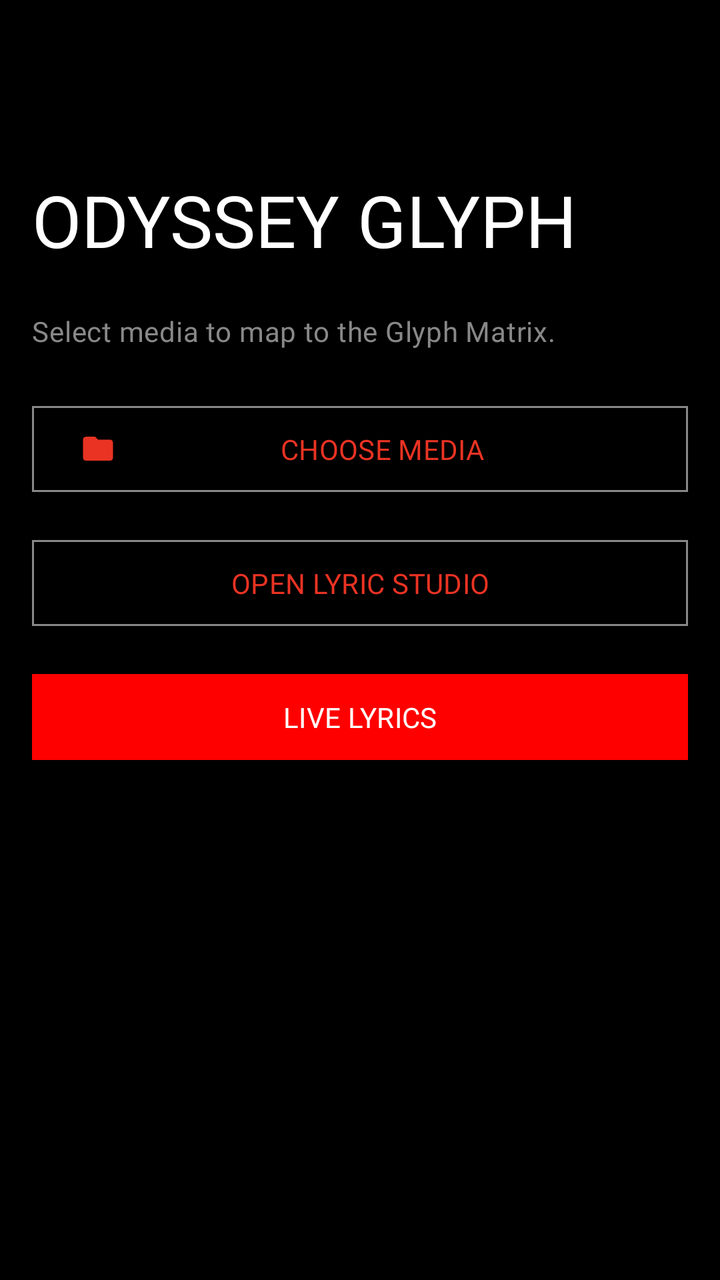
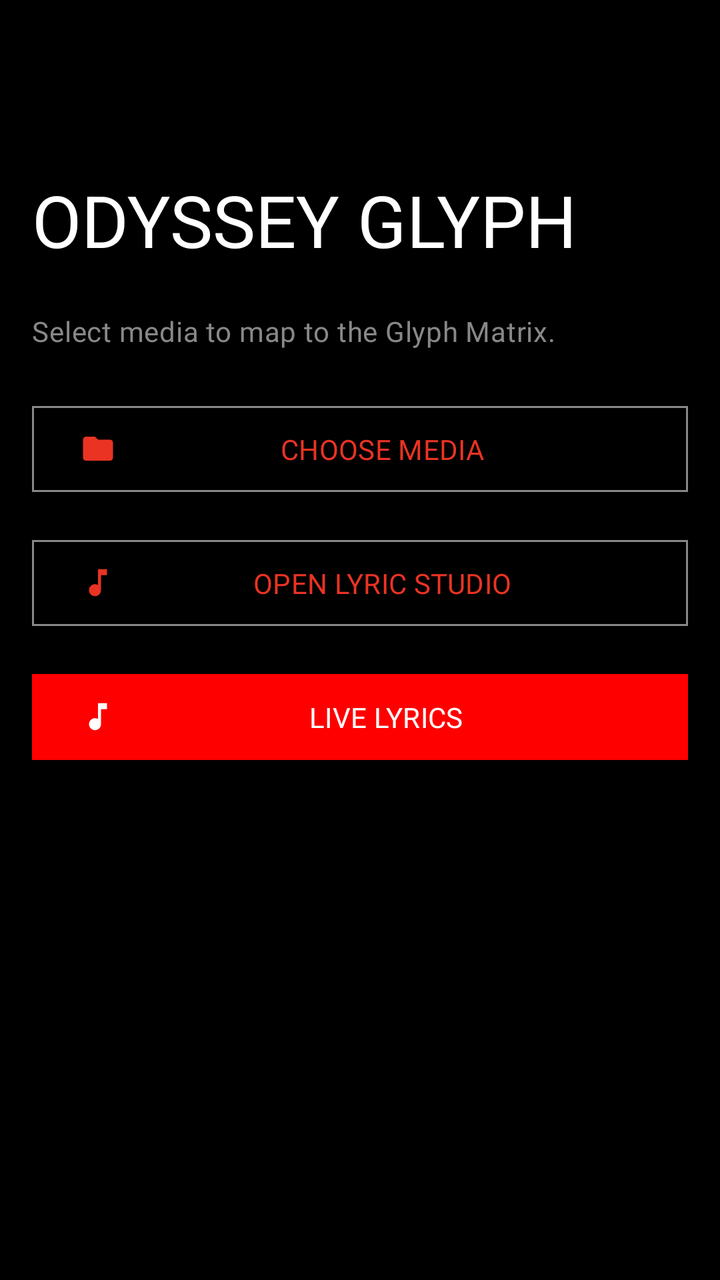

Compare the two renders of this Android layout. The source of the first and the diff that turns it into the second are given below.
<!-- AndroidManifest.xml: application theme Theme.OdysseyGlyph -->
<!-- res/layout/activity_main.xml -->
<?xml version="1.0" encoding="utf-8"?>
<androidx.coordinatorlayout.widget.CoordinatorLayout 
    xmlns:android="http://schemas.android.com/apk/res/android"
    xmlns:app="http://schemas.android.com/apk/res-auto"
    android:layout_width="match_parent"
    android:layout_height="match_parent"
    android:background="?android:attr/colorBackground"
    android:fitsSystemWindows="true">

    <com.google.android.material.appbar.AppBarLayout
        android:layout_width="match_parent"
        android:layout_height="140dp"
        android:background="?android:attr/colorBackground"
        android:fitsSystemWindows="true">

        <com.google.android.material.appbar.CollapsingToolbarLayout
            android:layout_width="match_parent"
            android:layout_height="match_parent"
            app:layout_scrollFlags="scroll|exitUntilCollapsed"
            app:collapsedTitleTextAppearance="@style/TextAppearance.Odyssey.CollapsedTitle"
            app:expandedTitleTextAppearance="@style/TextAppearance.Odyssey.ExpandedTitle"
            app:collapsedTitleTextColor="?attr/colorOnSurface"
            app:expandedTitleTextColor="?attr/colorOnSurface"
            app:title="ODYSSEY GLYPH">

            <com.google.android.material.appbar.MaterialToolbar
                android:id="@+id/toolbar"
                android:layout_width="match_parent"
                android:layout_height="?attr/actionBarSize"
                app:layout_collapseMode="pin" />
        </com.google.android.material.appbar.CollapsingToolbarLayout>
    </com.google.android.material.appbar.AppBarLayout>

    <ScrollView
        android:id="@+id/scrollView"
        android:layout_width="match_parent"
        android:layout_height="match_parent"
        app:layout_behavior="@string/appbar_scrolling_view_behavior"
        android:fillViewport="true">

        <LinearLayout
            android:layout_width="match_parent"
            android:layout_height="wrap_content"
            android:orientation="vertical"
            android:padding="@dimen/spacing_medium">

            
            <TextView
                android:layout_width="match_parent"
                android:layout_height="wrap_content"
                android:text="Select media to map to the Glyph Matrix."
                android:fontFamily="@font/jetbrains_mono"
                android:textAppearance="?attr/textAppearanceBodyMedium"
                android:textColor="?attr/colorOnSurfaceVariant"
                android:layout_marginBottom="@dimen/spacing_large" />

            <com.google.android.material.button.MaterialButton
                android:id="@+id/btnSelectVideo"
                style="@style/Widget.Material3.Button.OutlinedButton"
                android:layout_width="match_parent"
                android:layout_height="wrap_content"
                android:text="CHOOSE MEDIA"
                android:fontFamily="@font/jetbrains_mono"
                app:cornerRadius="0dp"
                android:paddingVertical="12dp"
                app:icon="@drawable/ic_folder"
                android:layout_marginBottom="@dimen/spacing_medium" />
                
            <com.google.android.material.button.MaterialButton
                android:id="@+id/btnLaunchLyricStudio"
                style="@style/Widget.Material3.Button.OutlinedButton"
                android:layout_width="match_parent"
                android:layout_height="wrap_content"
                android:text="OPEN LYRIC STUDIO"
                android:fontFamily="@font/jetbrains_mono"
                app:cornerRadius="0dp"
                android:paddingVertical="12dp"
                android:layout_marginBottom="@dimen/spacing_medium" />

            <com.google.android.material.button.MaterialButton
                android:id="@+id/btnLaunchLiveLyrics"
                android:layout_width="match_parent"
                android:layout_height="wrap_content"
                android:text="LIVE LYRICS"
                android:fontFamily="@font/ndot57"
                app:cornerRadius="0dp"
                android:paddingVertical="12dp"
                app:backgroundTint="#FF0000"
                android:textColor="#FFFFFF" />

            
            <LinearLayout
                android:id="@+id/settingsPanel"
                android:layout_width="match_parent"
                android:layout_height="wrap_content"
                android:orientation="vertical"
                android:visibility="gone"
                android:layout_marginTop="@dimen/spacing_large">

                
                <FrameLayout
                    android:id="@+id/videoCard"
                    android:layout_width="match_parent"
                    android:layout_height="@dimen/video_card_height"
                    android:background="@drawable/bg_preview_bezel"
                    android:layout_marginBottom="@dimen/spacing_small">

                    <FrameLayout
                        android:id="@+id/videoContainer"
                        android:layout_width="match_parent"
                        android:layout_height="match_parent"
                        android:layout_margin="1dp"
                        android:background="#000000">

                        <com.example.odysseyglyph.CenteredVideoView
                            android:id="@+id/videoView"
                            android:layout_width="match_parent"
                            android:layout_height="match_parent" />

                        <com.example.odysseyglyph.CenteredImageView
                            android:id="@+id/imageView"
                            android:layout_width="match_parent"
                            android:layout_height="match_parent"
                            android:visibility="gone" />

                        
                        <com.example.odysseyglyph.CropOverlayView
                            android:id="@+id/cropOverlay"
                            android:layout_width="match_parent"
                            android:layout_height="match_parent" />
                    </FrameLayout>
                </FrameLayout>

                <TextView
                    android:layout_width="match_parent"
                    android:layout_height="wrap_content"
                    android:text="PINCH TO ZOOM. DRAG TO PAN."
                    android:gravity="center"
                    android:fontFamily="@font/jetbrains_mono"
                    android:textAppearance="?attr/textAppearanceBodySmall"
                    android:textColor="?attr/colorOnSurfaceVariant"
                    android:layout_marginBottom="@dimen/spacing_large" />

                
                <LinearLayout
                    android:id="@+id/trimmerCard"
                    android:layout_width="match_parent"
                    android:layout_height="wrap_content"
                    android:orientation="vertical"
                    android:paddingVertical="@dimen/spacing_medium"
                    android:layout_marginBottom="@dimen/spacing_medium">

                    <TextView
                        android:id="@+id/tvTrimTimes"
                        android:layout_width="match_parent"
                        android:layout_height="wrap_content"
                        android:text="TRIM: 0.0s - 0.0s"
                        android:fontFamily="@font/jetbrains_mono"
                        android:textAppearance="?attr/textAppearanceTitleMedium"
                        android:layout_marginBottom="@dimen/spacing_small" />

                    <com.google.android.material.slider.RangeSlider
                        android:id="@+id/rangeSlider"
                        android:layout_width="match_parent"
                        android:layout_height="wrap_content"
                        app:tickVisible="false" />
                </LinearLayout>

                <View android:layout_width="match_parent" android:layout_height="1dp" android:background="#33FFFFFF" android:layout_marginBottom="@dimen/spacing_medium"/>

                
                <com.google.android.material.textfield.TextInputLayout
                    android:layout_width="match_parent"
                    android:layout_height="wrap_content"
                    style="@style/Widget.Material3.TextInputLayout.OutlinedBox.ExposedDropdownMenu"
                    android:hint="PLAYBACK MODE"
                    android:layout_marginBottom="@dimen/spacing_small">
                    
                    <com.google.android.material.textfield.MaterialAutoCompleteTextView
                        android:id="@+id/modeSpinner"
                        android:layout_width="match_parent"
                        android:layout_height="wrap_content"
                        android:inputType="none"
                        android:fontFamily="@font/jetbrains_mono"
                        app:simpleItems="@array/playback_modes" />
                </com.google.android.material.textfield.TextInputLayout>

                <com.google.android.material.textfield.TextInputLayout
                    android:layout_width="match_parent"
                    android:layout_height="wrap_content"
                    style="@style/Widget.Material3.TextInputLayout.OutlinedBox.ExposedDropdownMenu"
                    android:hint="SAVE TO SLOT"
                    android:layout_marginBottom="@dimen/spacing_large">
                    
                    <com.google.android.material.textfield.MaterialAutoCompleteTextView
                        android:id="@+id/slotSpinner"
                        android:layout_width="match_parent"
                        android:layout_height="wrap_content"
                        android:inputType="none"
                        android:fontFamily="@font/jetbrains_mono"
                        app:simpleItems="@array/save_slots" />
                </com.google.android.material.textfield.TextInputLayout>

                <View android:layout_width="match_parent" android:layout_height="1dp" android:background="#33FFFFFF" android:layout_marginBottom="@dimen/spacing_medium"/>

                
                <LinearLayout
                    android:id="@+id/audioCard"
                    android:layout_width="match_parent"
                    android:layout_height="wrap_content"
                    android:orientation="vertical"
                    android:paddingVertical="@dimen/spacing_medium"
                    android:layout_marginBottom="@dimen/spacing_medium">
                    
                    <LinearLayout
                        android:layout_width="match_parent"
                        android:layout_height="wrap_content"
                        android:orientation="horizontal"
                        android:gravity="center_vertical">
                        
                        <TextView
                            android:id="@+id/tvAudioStatus"
                            android:layout_width="0dp"
                            android:layout_weight="1"
                            android:layout_height="wrap_content"
                            android:text="AUDIO: UNATTACHED"
                            android:fontFamily="@font/jetbrains_mono"
                            android:textAppearance="?attr/textAppearanceTitleMedium" />
                    </LinearLayout>
                    
                    <com.google.android.material.button.MaterialButton
                        android:id="@+id/btnAttachAudio"
                        style="@style/Widget.Material3.Button.OutlinedButton"
                        android:layout_width="match_parent"
                        android:layout_height="wrap_content"
                        android:text="SELECT LOCAL AUDIO"
                        android:fontFamily="@font/jetbrains_mono"
                        app:cornerRadius="0dp"
                        app:icon="@drawable/ic_audio"
                        android:layout_marginTop="@dimen/spacing_small" />
                </LinearLayout>

                <View android:layout_width="match_parent" android:layout_height="1dp" android:background="#33FFFFFF" android:layout_marginBottom="@dimen/spacing_medium"/>

                
                <LinearLayout
                    android:id="@+id/btnAdvancedToggle"
                    android:layout_width="match_parent"
                    android:layout_height="wrap_content"
                    android:orientation="horizontal"
                    android:paddingVertical="@dimen/spacing_medium"
                    android:background="?attr/selectableItemBackground"
                    android:clickable="true"
                    android:focusable="true"
                    android:gravity="center_vertical"
                    android:layout_marginBottom="@dimen/spacing_large">
                    
                    <TextView
                        android:layout_width="0dp"
                        android:layout_weight="1"
                        android:layout_height="wrap_content"
                        android:text="ADVANCED SETTINGS"
                        android:fontFamily="@font/jetbrains_mono"
                        android:textAppearance="?attr/textAppearanceTitleMedium" />
                        
                    <ImageView
                        android:layout_width="wrap_content"
                        android:layout_height="wrap_content"
                        android:src="@drawable/ic_settings"
                        app:tint="?attr/colorOnSurfaceVariant" />
                </LinearLayout>

                
                    
                <LinearLayout
                    android:layout_width="match_parent"
                    android:layout_height="wrap_content"
                    android:orientation="horizontal"
                    android:layout_marginTop="@dimen/spacing_medium">
                    <com.google.android.material.button.MaterialButton
                        android:id="@+id/btnExport"
                        style="@style/Widget.Material3.Button.TextButton"
                        android:layout_width="0dp"
                        android:layout_weight="1"
                        android:layout_height="wrap_content"
                        android:text="EXPORT PRESET"
                        android:fontFamily="@font/jetbrains_mono" />
                    <com.google.android.material.button.MaterialButton
                        android:id="@+id/btnImport"
                        style="@style/Widget.Material3.Button.TextButton"
                        android:layout_width="0dp"
                        android:layout_weight="1"
                        android:layout_height="wrap_content"
                        android:text="IMPORT PRESET"
                        android:fontFamily="@font/jetbrains_mono" />
                </LinearLayout>

                
                <Space
                    android:layout_width="match_parent"
                    android:layout_height="140dp" />
            </LinearLayout>

        </LinearLayout>
    </ScrollView>

    <LinearLayout
        android:id="@+id/bottomActionBar"
        android:layout_width="match_parent"
        android:layout_height="wrap_content"
        android:orientation="vertical"
        android:padding="@dimen/spacing_medium"
        android:background="?attr/colorSurface"
        android:layout_gravity="bottom"
        app:layout_insetEdge="bottom"
        android:visibility="gone"
        android:elevation="8dp">

        <com.google.android.material.button.MaterialButton
            android:id="@+id/btnProcess"
            android:layout_width="match_parent"
            android:layout_height="wrap_content"
            android:text="RENDER TO GLYPH"
            android:fontFamily="@font/jetbrains_mono"
            android:letterSpacing="0.1"
            app:cornerRadius="0dp"
            app:backgroundTint="?attr/colorPrimary"
            android:textColor="#FFFFFF"
            android:paddingVertical="16dp" />
            
        <com.google.android.material.button.MaterialButton
            android:id="@+id/btnCancel"
            style="@style/Widget.Material3.Button.OutlinedButton"
            android:layout_width="match_parent"
            android:layout_height="wrap_content"
            android:text="CANCEL"
            android:fontFamily="@font/jetbrains_mono"
            app:cornerRadius="0dp"
            android:textColor="?attr/colorError"
            app:strokeColor="?attr/colorError"
            android:visibility="gone"
            android:layout_marginTop="@dimen/spacing_small"
            android:paddingVertical="16dp" />

        <com.example.odysseyglyph.GlyphProgressView
            android:id="@+id/progressBar"
            android:layout_width="match_parent"
            android:layout_height="24dp"
            android:layout_marginVertical="@dimen/spacing_medium"
            android:visibility="gone" />
            
        <com.google.android.material.button.MaterialButton
            android:id="@+id/btnOpenManager"
            style="@style/Widget.Material3.Button.OutlinedButton"
            android:layout_width="match_parent"
            android:layout_height="wrap_content"
            android:text="OPEN TOYS MANAGER"
            android:fontFamily="@font/jetbrains_mono"
            app:cornerRadius="0dp"
            android:visibility="gone"
            android:layout_marginTop="@dimen/spacing_medium" />
    </LinearLayout>
</androidx.coordinatorlayout.widget.CoordinatorLayout>
<!-- resources referenced by this layout -->
<resources>
  <string-array name="playback_modes">
          <item>LOOP</item>
          <item>ONCE</item>
      </string-array>
  <string-array name="save_slots">
          <item>Slot 1</item>
          <item>Slot 2</item>
          <item>Slot 3</item>
      </string-array>
  <dimen name="spacing_large">24dp</dimen>
  <dimen name="spacing_medium">16dp</dimen>
  <dimen name="spacing_small">8dp</dimen>
  <dimen name="video_card_height">350dp</dimen>
  <!-- drawable bg_preview_bezel (drawable) -->
  <?xml version="1.0" encoding="utf-8"?>
  <shape xmlns:android="http://schemas.android.com/apk/res/android"
      android:shape="rectangle">
      
      <solid android:color="#0A0A0A" />
      
      
      <stroke android:width="1dp" android:color="#33FFFFFF" />
  </shape>
  <!-- drawable ic_audio (drawable) -->
  <vector xmlns:android="http://schemas.android.com/apk/res/android"
      android:width="24dp"
      android:height="24dp"
      android:viewportWidth="24"
      android:viewportHeight="24">
    <path
        android:pathData="M12,3v10.55c-0.59,-0.34 -1.27,-0.55 -2,-0.55 -2.21,0 -4,1.79 -4,4s1.79,4 4,4 4,-1.79 4,-4V7h4V3h-6z"
        android:fillColor="#FFFFFF"/>
  </vector>
  <!-- drawable ic_folder (drawable) -->
  <vector xmlns:android="http://schemas.android.com/apk/res/android"
      android:width="24dp"
      android:height="24dp"
      android:viewportWidth="24"
      android:viewportHeight="24">
    <path
        android:pathData="M10,4H4c-1.1,0 -1.99,0.9 -1.99,2L2,18c0,1.1 0.9,2 2,2h16c1.1,0 2,-0.9 2,-2V8c0,-1.1 -0.9,-2 -2,-2h-8l-2,-2z"
        android:fillColor="#FFFFFF"/>
  </vector>
  <style name="TextAppearance.Odyssey.CollapsedTitle" parent="TextAppearance.Material3.TitleLarge">
          <item name="android:fontFamily">@font/dotgothic16</item>
      </style>
  <style name="TextAppearance.Odyssey.ExpandedTitle" parent="TextAppearance.Material3.DisplaySmall">
          <item name="android:fontFamily">@font/dotgothic16</item>
      </style>
  <color name="colorPrimary">#EA3323</color>
  <color name="colorSecondary">#FFFFFF</color>
  <color name="colorSurface">#0A0A0A</color>
  <color name="colorSurfaceVariant">#141414</color>
  <color name="colorBackground">#000000</color>
  <color name="colorOnSurface">#FFFFFF</color>
  <color name="colorOnSurfaceVariant">#888888</color>
  <color name="colorError">#EA3323</color>
  <style name="ShapeAppearance.Odyssey.Sharp" parent="ShapeAppearance.Material3.SmallComponent">
          <item name="cornerFamily">rounded</item>
          <item name="cornerSize">2dp</item>
      </style>
  <!-- unchanged entries left out for length: 2 -->
</resources>

<!-- the commit's change to res/layout/activity_main.xml (unified diff, before → after) -->
@@ -75,6 +75,7 @@
                 android:fontFamily="@font/jetbrains_mono"
                 app:cornerRadius="0dp"
                 android:paddingVertical="12dp"
+                app:icon="@drawable/ic_lyrics"
                 android:layout_marginBottom="@dimen/spacing_medium" />
 
             <com.google.android.material.button.MaterialButton
@@ -85,6 +86,8 @@
                 android:fontFamily="@font/ndot57"
                 app:cornerRadius="0dp"
                 android:paddingVertical="12dp"
+                app:icon="@drawable/ic_audio"
+                app:iconTint="#FFFFFF"
                 app:backgroundTint="#FF0000"
                 android:textColor="#FFFFFF" />
 
<!-- resource entries referenced after the edit -->
@@ -43,6 +43,16 @@
         android:pathData="M10,4H4c-1.1,0 -1.99,0.9 -1.99,2L2,18c0,1.1 0.9,2 2,2h16c1.1,0 2,-0.9 2,-2V8c0,-1.1 -0.9,-2 -2,-2h-8l-2,-2z"
         android:fillColor="#FFFFFF"/>
   </vector>
+  <!-- drawable ic_lyrics (drawable) -->
+  <vector xmlns:android="http://schemas.android.com/apk/res/android"
+      android:width="24dp"
+      android:height="24dp"
+      android:viewportWidth="24"
+      android:viewportHeight="24">
+    <path
+        android:pathData="M12,3v10.55c-0.59,-0.34 -1.27,-0.55 -2,-0.55 -2.21,0 -4,1.79 -4,4s1.79,4 4,4 4,-1.79 4,-4V7h4V3h-6z"
+        android:fillColor="#FFFFFF"/>
+  </vector>
   <style name="TextAppearance.Odyssey.CollapsedTitle" parent="TextAppearance.Material3.TitleLarge">
           <item name="android:fontFamily">@font/dotgothic16</item>
       </style>
